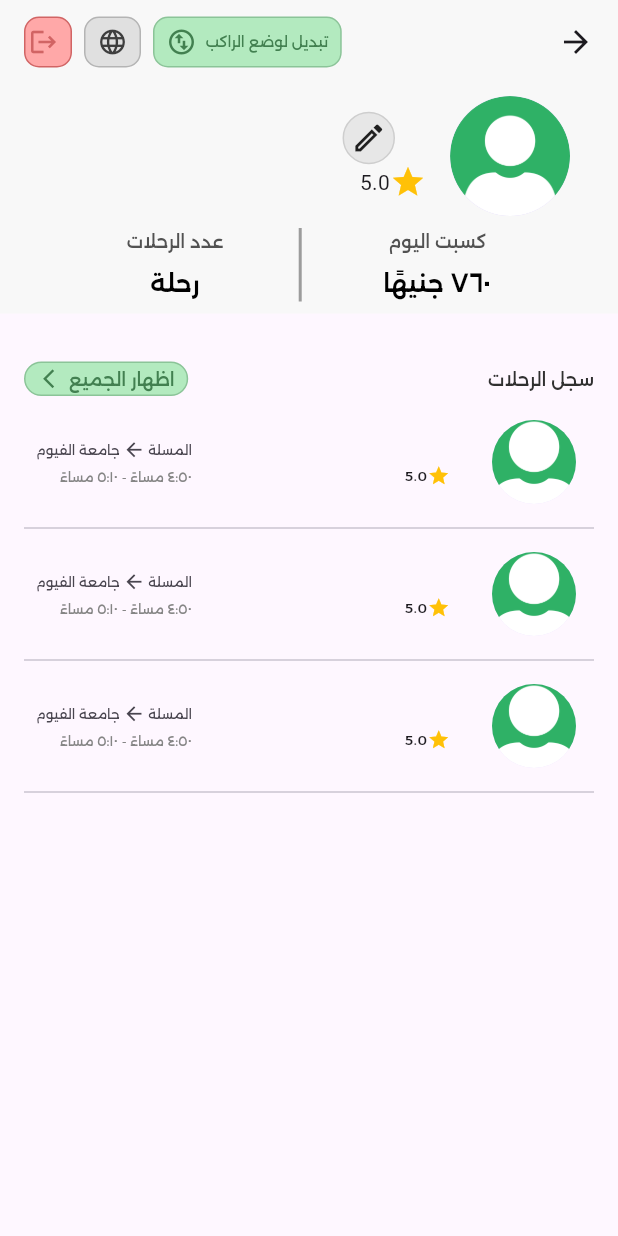
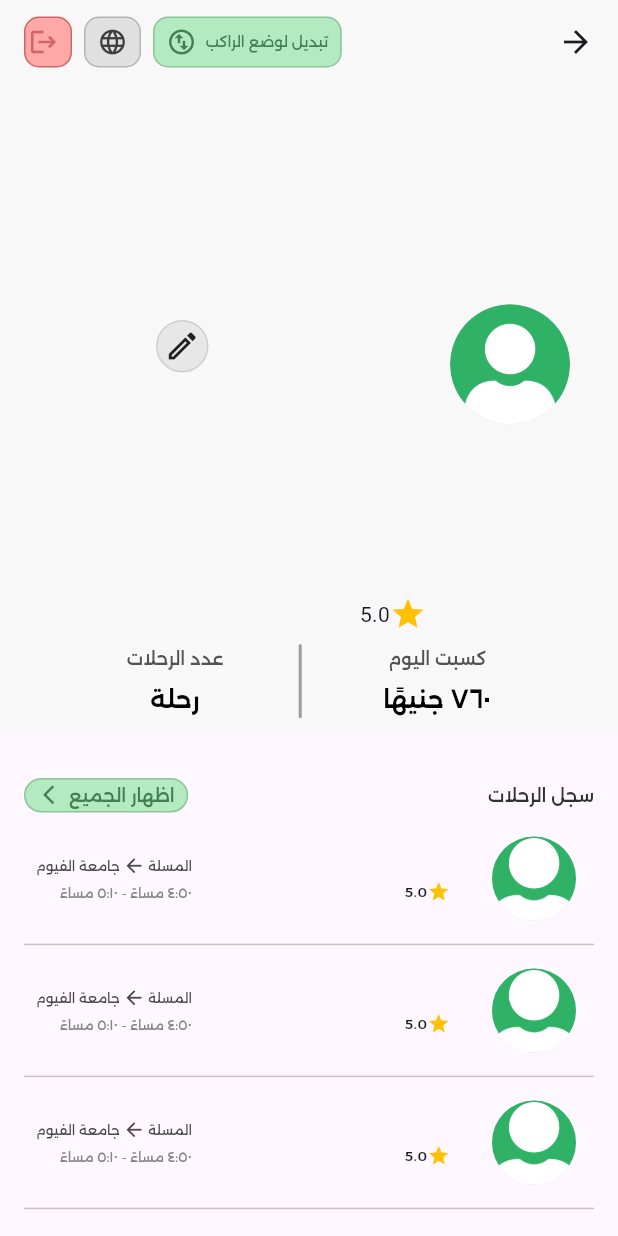
Before and after one commit to oashrafouad/Tawsela, a Flutter app: the DriverProfilePage screen opened by its route, on a phone screen of 412 x 824 dp. Run offline on Flutter 3.47's test engine with Material 3 defaults, Android fonts, the phone set to English and light mode, and no system bars; our stand-ins replace another_flushbar, bloc, connectivity, equatable, flutter_bloc, geocoding and 7 more; missing offline and left inert: flutter_svprogresshud, google_directions_api; accounts and stored records are empty.

Commit message:
improve profile and edit_profile pages for both  passneger and driver

```diff
--- a/lib/view/screens/Driver/driver_edit_profile.dart
+++ b/lib/view/screens/Driver/driver_edit_profile.dart
@@ -4,6 +4,7 @@ import 'package:tawsela_app/constants.dart';
 import 'package:tawsela_app/generated/l10n.dart';
 import 'package:tawsela_app/models/bloc_models/imageCubit/image_cubit.dart';
 import 'package:tawsela_app/utilities.dart';
+import 'package:tawsela_app/view/screens/Passenger/passenger_signup.dart';
 import 'package:tawsela_app/view/widgets/custom_button.dart';
 
 
@@ -67,6 +68,7 @@ List<String> titlesAboveUploadImgButton = [
               Padding(
                 padding: const EdgeInsets.all(8.0),
                 child: CustomTextFormField(
+                  hintText: firstName,
                   width: 136,
                   height: 46,
                   titleAbove: S.of(context).firstName,
@@ -75,6 +77,7 @@ List<String> titlesAboveUploadImgButton = [
               Padding(
                 padding: const EdgeInsets.all(8.0),
                 child: CustomTextFormField(
+                  hintText: lastName,
                   width: 136,
                   height: 46,
                   titleAbove: S.of(context).lastName,
@@ -109,6 +112,7 @@ List<String> titlesAboveUploadImgButton = [
                   mainAxisAlignment: MainAxisAlignment.center,
                   children: [
                     CustomTextFormField(
+
                       titleAbove: S.of(context).phoneNum,
                       height: 46,
                       width: 213,
@@ -145,7 +149,9 @@ List<String> titlesAboveUploadImgButton = [
                   height: 8,
                 ),
                 Center(
+
                   child: CustomTextFormField(
+                    hintText: email,
                     width: 284,
                     height: 46,
                     titleAbove: S.of(context).email,
--- a/lib/view/screens/Driver/driver_profile.dart
+++ b/lib/view/screens/Driver/driver_profile.dart
@@ -14,19 +14,19 @@ import '../Passenger/welcome_page.dart';
 
 class DriverProfilePage extends StatelessWidget {
   const DriverProfilePage({super.key});
-static String id ='DriverProfilePage';
+  static String id = 'DriverProfilePage';
   @override
   Widget build(BuildContext context) {
     final imageState = context.watch<ImageCubit>().state;
     return Scaffold(
       appBar: AppBar(
           backgroundColor: const Color(0xffF8F8F8),
-          //centerTitle: true,
+
           title: Row(
             mainAxisAlignment: MainAxisAlignment.end,
             children: [
               CustomTextButton(
-                onTap: (){
+                onTap: () {
                   Navigator.popUntil(
                       context, ModalRoute.withName(PassengerMainScreen.id));
                 },
@@ -37,10 +37,10 @@ static String id ='DriverProfilePage';
                 paddingVerti: 6,
                 icon: Icons.swap_vertical_circle_outlined,
                 iconSize: 20,
-
               ),
-              const SizedBox(width: 8,),
-
+              const SizedBox(
+                width: 8,
+              ),
               CustomPopupMenuButton(
                   icon: Icons.language,
                   popUpAnimationStyle: AnimationStyle(curve: Curves.easeIn),
@@ -76,13 +76,11 @@ static String id ='DriverProfilePage';
                     }
                   },
                   radius: 10,
-                    iconSize: 20
-                ),
+                  iconSize: 20),
               const SizedBox(
                 width: 8,
               ),
               CustomTextButton(
-
                 radius: 10,
                 textColor: kLogOutButtonContent,
                 iconColor: kLogOutButtonContent,
@@ -124,12 +122,19 @@ static String id ='DriverProfilePage';
                       children: [
                         Row(
                           children: [
-                             Text(
-                              '$firstName $lastName',
+                            Container(
+                              width: 130,
+
+                              child: FittedBox(
+                                child: Text(
+                                  overflow: TextOverflow.ellipsis,
+                                  "$firstName $lastName",
                                   style: const TextStyle(
                                       fontFamily: font,
                                       fontSize: 20,
                                       fontWeight: FontWeight.w600),
+                                ),
+                              ),
                             ),
                             const SizedBox(
                               width: 15,
@@ -145,22 +150,21 @@ static String id ='DriverProfilePage';
                                   ),
                                   shape: BoxShape.circle,
                                 ),
-                                child:  InkWell(
+                                child: InkWell(
                                   focusColor: noColor,
                                   splashColor: noColor,
                                   hoverColor: noColor,
                                   highlightColor: noColor,
-                                    child: const Icon(Icons.edit_outlined)
-                                    , onTap: (){
-                                  Navigator.pushNamed(context, DriverEditProfilePage.id);
-                                },)
-
-
-                                ),
+                                  child: const Icon(Icons.edit_outlined),
+                                  onTap: () {
+                                    Navigator.pushNamed(
+                                        context, DriverEditProfilePage.id);
+                                  },
+                                )),
                           ],
                         ),
                         const Row(
-                          // mainAxisAlignment: MainAxisAlignment.spaceEvenly,
+
                           children: [
                             Icon(
                               Icons.star,
@@ -182,7 +186,6 @@ static String id ='DriverProfilePage';
                         children: [
                           Text(
                             S.of(context).YouEarnedToday,
-
                             style: const TextStyle(
                                 color: Color(0xff525252),
                                 fontFamily: font,
@@ -193,7 +196,7 @@ static String id ='DriverProfilePage';
                             height: 8,
                           ),
                           const Text(
-                            '٧٦٠ جنيهًا',  //you get That from API
+                            '٧٦٠ جنيهًا', //you get That from API
 
                             style: TextStyle(
                                 color: Colors.black,
@@ -203,14 +206,13 @@ static String id ='DriverProfilePage';
                           ),
                         ],
                       ),
-
                       Container(
                         width: 2,
                         height: 49,
                         color: const Color(0xff9C9C9C),
-            transform: Matrix4.rotationY(3.14159), // Rotate 180 degrees
+                        transform:
+                            Matrix4.rotationY(3.14159), // Rotate 180 degrees
                       ),
-
                       Column(
                         children: [
                           Text(
@@ -237,7 +239,7 @@ static String id ='DriverProfilePage';
                     ],
                   ),
 
-                  //Text('Ahme')
+
                 ],
               ),
             ),
@@ -259,7 +261,7 @@ static String id ='DriverProfilePage';
                       fontWeight: FontWeight.w500),
                 ),
                 CustomTextButton(
-                  //onTap: (){},
+
                   icon: Icons.arrow_forward_ios,
                   text: S.of(context).showAll,
                   fontSize: 12,
@@ -274,7 +276,7 @@ static String id ='DriverProfilePage';
             Column(
               children: [
                 ListTile(
-                  //contentPadding:EdgeInsets.symmetric(vertical: 16,horizontal: 16) ,
+
                   leading: CircleAvatar(
                     radius: 40,
                     backgroundImage: imageState.avatarImg.image,
@@ -284,12 +286,15 @@ static String id ='DriverProfilePage';
                     children: [
                       Row(
                         children: [
-                          Text(
-                            '$firstName $lastName',
+                          Expanded(
+                            child: Text(
+                              overflow: TextOverflow.ellipsis,
+                              "$firstName $lastName",
                               style: const TextStyle(
                                   fontFamily: font,
                                   fontSize: 12,
                                   fontWeight: FontWeight.w400),
+                            ),
                           ),
                           const SizedBox(
                             width: 15,
@@ -319,7 +324,7 @@ static String id ='DriverProfilePage';
                   trailing: const Padding(
                     padding: EdgeInsets.only(top: 12),
                     child: Column(
-                      //crossAxisAlignment: CrossAxisAlignment.end,
+
                       children: [
                         SizedBox(
                           width: 120,
--- a/lib/view/screens/Passenger/passenger_edit_profile.dart
+++ b/lib/view/screens/Passenger/passenger_edit_profile.dart
@@ -103,6 +103,8 @@ class PassengerEditProfile extends StatelessWidget {
               Padding(
                 padding: const EdgeInsets.all(8.0),
                 child: CustomTextFormField(
+                  hintText: firstName,
+
                   onChanged: (data) => firstName = data,
                   width: 136,
                   height: 46,
@@ -112,6 +114,7 @@ class PassengerEditProfile extends StatelessWidget {
               Padding(
                 padding: const EdgeInsets.all(8.0),
                 child: CustomTextFormField(
+                  hintText: lastName,
                   onChanged: (data) => lastName = data,
                   width: 136,
                   height: 46,
@@ -130,6 +133,7 @@ class PassengerEditProfile extends StatelessWidget {
                 mainAxisAlignment: MainAxisAlignment.center,
                 children: [
                   CustomTextFormField(
+
                     onChanged: (data) => phoneNumber = data,
                     textDirection: TextDirection.ltr,
                     textAlign: isArabic() ? TextAlign.left : TextAlign.right,
@@ -177,6 +181,7 @@ class PassengerEditProfile extends StatelessWidget {
               ),
               Center(
                 child: CustomTextFormField(
+                  hintText: email,
                   onChanged: (data) => email = data,
                   textDirection: TextDirection.ltr,
                   textAlign: TextAlign.start,
--- a/lib/view/screens/Passenger/passenger_signup.dart
+++ b/lib/view/screens/Passenger/passenger_signup.dart
@@ -15,8 +15,8 @@ import 'package:tawsela_app/view/widgets/custom_text_button.dart';
 
 import 'package:tawsela_app/view/widgets/custom_text_field.dart';
 
-String firstName = '';
-String lastName = '';
+String firstName ='';
+String lastName = ' ';
 String? email;
 
 enum LoadingStatus {
```
Lines whose indentation alone changed are shown as unchanged.
